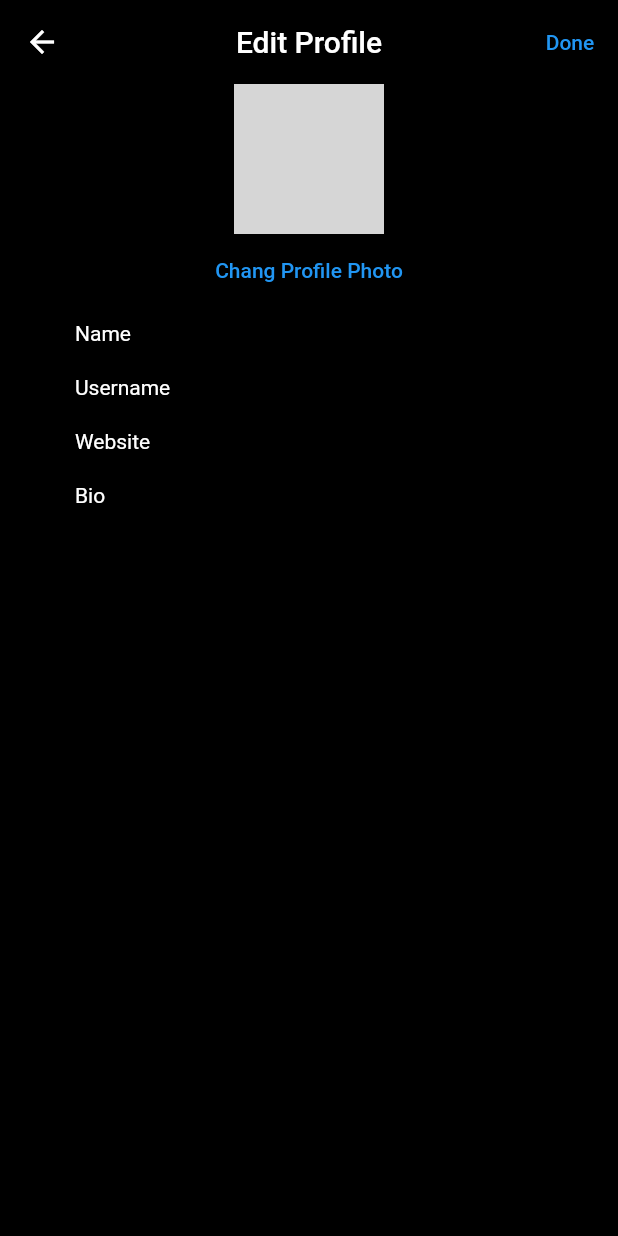
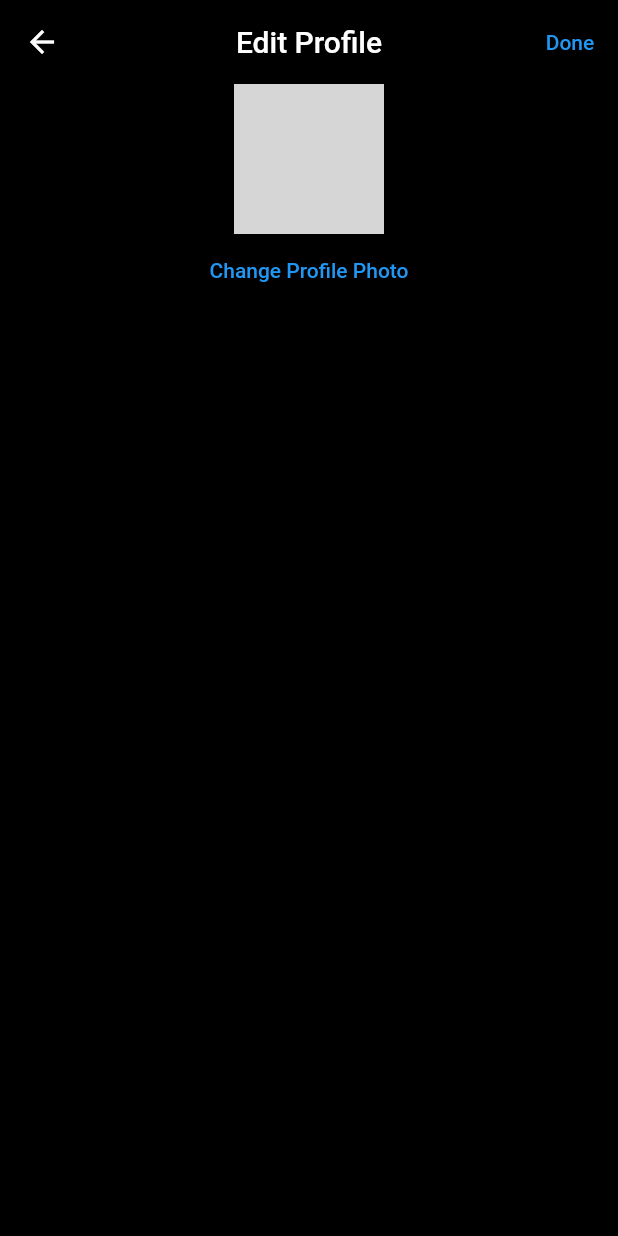
Before and after one commit to sdu-mp-21/InstaProject, a Flutter app: the Config screen opened directly, on a phone screen of 412 x 824 dp. Run offline on Flutter 3.47's test engine with Material 2 defaults, Android fonts, the phone set to English and light mode, and no system bars; our stand-ins replace file_picker, flutter_spinkit, fluttertoast, shared_preferences; missing offline and left inert: instagram; accounts and stored records are empty; grey boxes are pictures that could not be loaded.

Commit message:
Update config.dart

```diff
--- a/client/lib/home/pages/config.dart
+++ b/client/lib/home/pages/config.dart
@@ -33,48 +33,105 @@ class Config extends StatelessWidget {
       TextButton(
         onPressed: () {
         },
-        child: Text('Chang Profile Photo', style: TextStyle(color: Colors.blue),),
+        child: Text('Change Profile Photo', style: TextStyle(color: Colors.blue),),
       ),
-              Row(
-                children:[
-                  Container(
-                    padding: EdgeInsets.fromLTRB(50,10,50,10),
-                    child:
-                Text('Name',style: TextStyle(color: Colors.white),),
+                InkWell(
+
+                  onTap: () {
+                  Navigator.push(
+                    context,
+                    MaterialPageRoute(builder: (context) => NextPage()),
+                  );
+                  },
+                child: new Padding(
+                  padding: new EdgeInsets.all(15.0),
+                   child: Row(
+                      children: [
+                        Text('Name'),
+                        SizedBox(
+                          width: 20,
+                          height: 20,
+                        ),
+                        Text('Lesbek Rakhat'),
+
+                   ],
+
+                    ),
+
+
+
+                      ),
+
+              ),
+
+              InkWell(
+
+                onTap: () {print('Hello');},
+                child: new Padding(
+                  padding: new EdgeInsets.all(15.0),
+                  child: Row(
+                    children: [
+                      Text('Username'),
+                      SizedBox(
+                        width: 20,
+                        height: 20,
+                      ),
+                      Text('Rakhat02'),
+
+                    ],
 
                   ),
+
+
+
+                ),
+
+              ),
+              InkWell(
+
+                onTap: () {print('Hello');},
+                child: new Padding(
+                  padding: new EdgeInsets.all(15.0),
+                  child: Row(
+                    children: [
+                      Text('Website'),
+                      SizedBox(
+                        width: 20,
+                        height: 20,
+                      ),
+                      Text(' '),
+
                     ],
-              ),
-
-              Row(
-                children:[
-                  Container(
-                    padding: EdgeInsets.fromLTRB(50,10,50,10),
-                    child:
-                    Text('Username',style: TextStyle(color: Colors.white),),
 
                   ),
-                ],
+
+
+
+                ),
+
               ),
-              Row(
-                children:[
-                  Container(
-                    padding: EdgeInsets.fromLTRB(50,10,50,10),
-                    child:
-                    Text('Website',style: TextStyle(color: Colors.white),),
+              InkWell(
+
+                onTap: () {print('Hello');},
+                child: new Padding(
+                  padding: new EdgeInsets.all(15.0),
+                  child: Row(
+                    children: [
+                      Text('Bio'),
+                      SizedBox(
+                        width: 20,
+                        height: 20,
+                      ),
+                      Text(' '),
+
+                    ],
 
                   ),
-                ],
-              ),
-              Row(
-                children:[
-                  Container(
-                    padding: EdgeInsets.fromLTRB(50,10,50,10),
-                    child:
-                    Text('Bio',style: TextStyle(color: Colors.white),),
 
-                  ),
-                ],
+
+
+                ),
+
               ),
 
         ],
```
